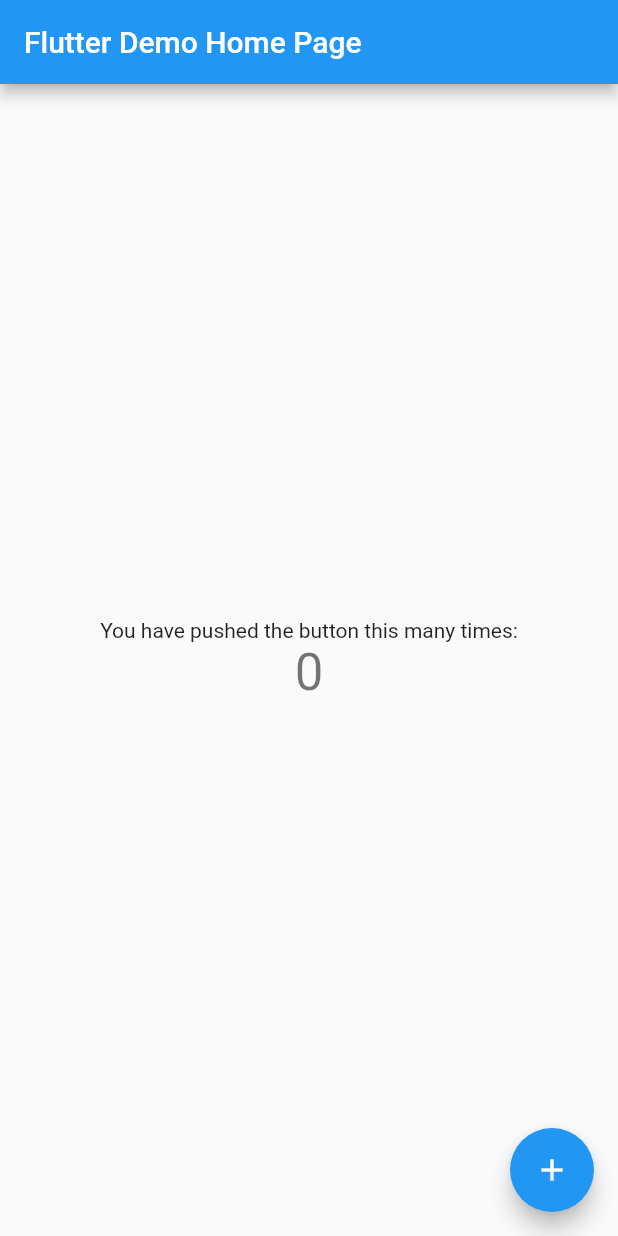
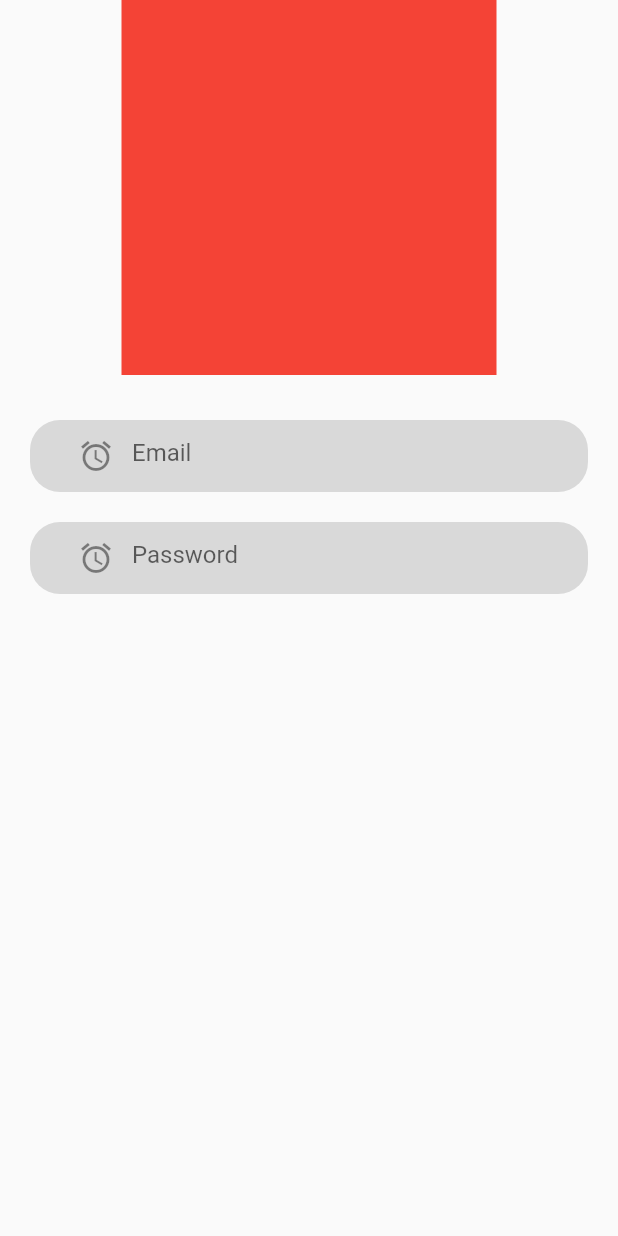
Before and after one commit to KVeramendi/chatApp, a Flutter app: the screen it shows after launch, on a phone screen of 412 x 824 dp. Run offline on Flutter 3.47's test engine with Material 2 defaults, Android fonts, the phone set to English and light mode, and no system bars.

Commit message:
feat: :sparkles: Add shared widget field and view login page
Add shared widget field and view login page

Ref: #1

```diff
--- a/lib/main.dart
+++ b/lib/main.dart
@@ -1,115 +1,17 @@
 import 'package:flutter/material.dart';
+import 'package:flutter_chat_app/presentation/core/routes/routes.dart';
+import 'package:flutter_chat_app/presentation/views/pages/auth/login/login_page.dart';
 
-void main() {
-  runApp(const MyApp());
-}
+void main() => runApp(MyApp());
 
 class MyApp extends StatelessWidget {
-  const MyApp({Key? key}) : super(key: key);
-
-  // This widget is the root of your application.
   @override
   Widget build(BuildContext context) {
     return MaterialApp(
-      title: 'Flutter Demo',
-      theme: ThemeData(
-        // This is the theme of your application.
-        //
-        // Try running your application with "flutter run". You'll see the
-        // application has a blue toolbar. Then, without quitting the app, try
-        // changing the primarySwatch below to Colors.green and then invoke
-        // "hot reload" (press "r" in the console where you ran "flutter run",
-        // or simply save your changes to "hot reload" in a Flutter IDE).
-        // Notice that the counter didn't reset back to zero; the application
-        // is not restarted.
-        primarySwatch: Colors.blue,
-      ),
-      home: const MyHomePage(title: 'Flutter Demo Home Page'),
+      debugShowCheckedModeBanner: false,
+      title: 'Material App',
+      routes: appRoutes,
+      home: LoginPage(),
     );
   }
 }
-
-class MyHomePage extends StatefulWidget {
-  const MyHomePage({Key? key, required this.title}) : super(key: key);
-
-  // This widget is the home page of your application. It is stateful, meaning
-  // that it has a State object (defined below) that contains fields that affect
-  // how it looks.
-
-  // This class is the configuration for the state. It holds the values (in this
-  // case the title) provided by the parent (in this case the App widget) and
-  // used by the build method of the State. Fields in a Widget subclass are
-  // always marked "final".
-
-  final String title;
-
-  @override
-  State<MyHomePage> createState() => _MyHomePageState();
-}
-
-class _MyHomePageState extends State<MyHomePage> {
-  int _counter = 0;
-
-  void _incrementCounter() {
-    setState(() {
-      // This call to setState tells the Flutter framework that something has
-      // changed in this State, which causes it to rerun the build method below
-      // so that the display can reflect the updated values. If we changed
-      // _counter without calling setState(), then the build method would not be
-      // called again, and so nothing would appear to happen.
-      _counter++;
-    });
-  }
-
-  @override
-  Widget build(BuildContext context) {
-    // This method is rerun every time setState is called, for instance as done
-    // by the _incrementCounter method above.
-    //
-    // The Flutter framework has been optimized to make rerunning build methods
-    // fast, so that you can just rebuild anything that needs updating rather
-    // than having to individually change instances of widgets.
-    return Scaffold(
-      appBar: AppBar(
-        // Here we take the value from the MyHomePage object that was created by
-        // the App.build method, and use it to set our appbar title.
-        title: Text(widget.title),
-      ),
-      body: Center(
-        // Center is a layout widget. It takes a single child and positions it
-        // in the middle of the parent.
-        child: Column(
-          // Column is also a layout widget. It takes a list of children and
-          // arranges them vertically. By default, it sizes itself to fit its
-          // children horizontally, and tries to be as tall as its parent.
-          //
-          // Invoke "debug painting" (press "p" in the console, choose the
-          // "Toggle Debug Paint" action from the Flutter Inspector in Android
-          // Studio, or the "Toggle Debug Paint" command in Visual Studio Code)
-          // to see the wireframe for each widget.
-          //
-          // Column has various properties to control how it sizes itself and
-          // how it positions its children. Here we use mainAxisAlignment to
-          // center the children vertically; the main axis here is the vertical
-          // axis because Columns are vertical (the cross axis would be
-          // horizontal).
-          mainAxisAlignment: MainAxisAlignment.center,
-          children: <Widget>[
-            const Text(
-              'You have pushed the button this many times:',
-            ),
-            Text(
-              '$_counter',
-              style: Theme.of(context).textTheme.headline4,
-            ),
-          ],
-        ),
-      ),
-      floatingActionButton: FloatingActionButton(
-        onPressed: _incrementCounter,
-        tooltip: 'Increment',
-        child: const Icon(Icons.add),
-      ), // This trailing comma makes auto-formatting nicer for build methods.
-    );
-  }
-}
--- /dev/null
+++ b/lib/presentation/core/routes/routes.dart
@@ -0,0 +1,6 @@
+import 'package:flutter/material.dart';
+import 'package:flutter_chat_app/presentation/views/pages/auth/login/login_page.dart';
+
+final Map<String, Widget Function(BuildContext)> appRoutes = {
+  LoginPage.routeName: (_) => const LoginPage()
+};
--- /dev/null
+++ b/lib/presentation/core/shared_widgets/text_field_widget.dart
@@ -0,0 +1,36 @@
+import 'package:flutter/material.dart';
+
+class TextFieldWidget extends StatelessWidget {
+
+  final TextEditingController controller;
+  final String textValue;
+  const TextFieldWidget({ Key? key, required this.controller, required this.textValue }) : super(key: key);
+
+  //tareas cuando esten seleccionado poder elegir el color
+  //definir un color primario, secuandario y terciario para la app
+  //agregar validaciones 1 mayuscula 1 minuscula y un numero
+  //agregar icono y poneler un color
+
+  @override
+  Widget build(BuildContext context) {
+    return Container(
+      margin: const EdgeInsets.only(bottom: 20),
+      padding: const EdgeInsets.symmetric(horizontal: 20),
+      child: Container(
+        decoration: BoxDecoration(
+          color: const Color(0xffD9D9D9),
+          borderRadius: BorderRadius.circular(20)
+        ),
+        padding: const EdgeInsets.symmetric(horizontal: 20),
+        child: TextFormField(
+          controller: controller,
+          decoration: InputDecoration(
+            prefixIcon: const Icon(Icons.access_alarm),
+            hintText: textValue,
+            border: InputBorder.none
+          ),
+        ),
+      ),
+    );
+  }
+}
--- /dev/null
+++ b/lib/presentation/views/pages/auth/login/login_page.dart
@@ -0,0 +1,33 @@
+import 'package:flutter/material.dart';
+import 'package:flutter_chat_app/presentation/core/shared_widgets/text_field_widget.dart';
+
+class LoginPage extends StatelessWidget {
+
+  static const routeName = 'login';
+  const LoginPage({ Key? key }) : super(key: key);
+  @override
+  Widget build(BuildContext context) {
+    final TextEditingController emailController = TextEditingController();
+    final TextEditingController passwordController = TextEditingController();
+    return Scaffold(
+      body: Column(
+        children: [
+          Container(
+            width: 250,
+            height: 250,
+            color: Colors.red,
+          ),
+          const SizedBox(height:30),
+          TextFieldWidget(
+            controller: emailController,
+            textValue: 'Email'
+          ),
+          TextFieldWidget(
+            controller: passwordController,
+            textValue: 'Password'
+          ),
+        ],
+      ),
+    );
+  }
+}
```
Also changed, not shown: lib/presentation/core/shared_widgets/button_submit_widget.dart (added), lib/presentation/views/pages/auth/login/login_controller.dart (added), 1 other file.
